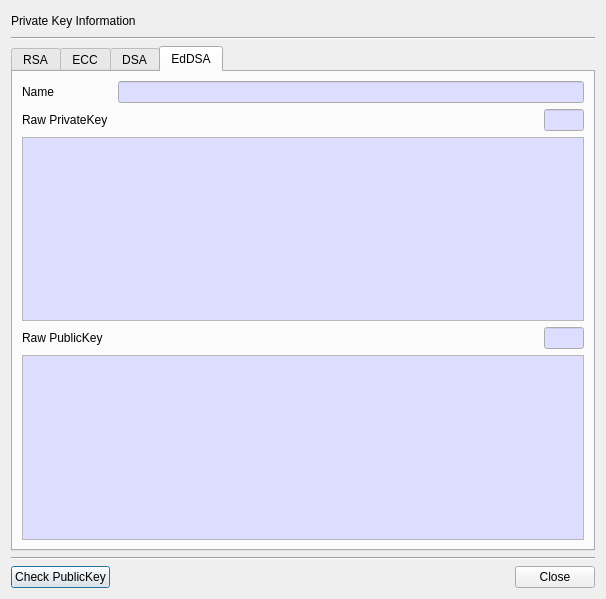
Qt form CryptokiMan/pri_key_info_dlg.ui (jykim74/CryptokiMan) before a commit.
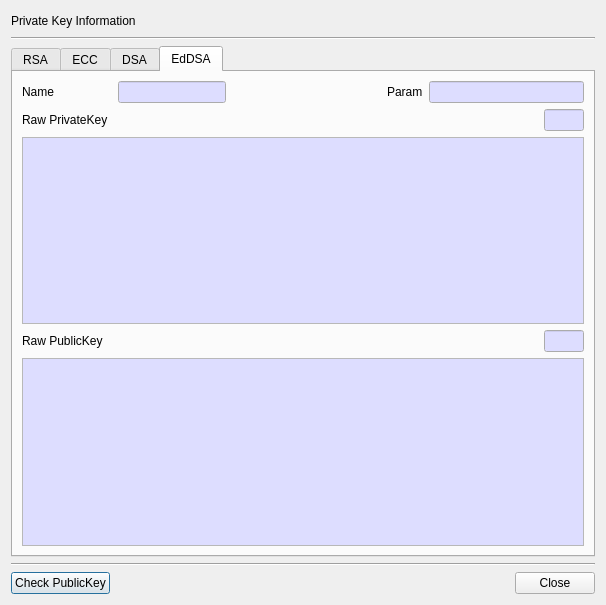
The same form after that commit. The open tabs and pages were chosen to show the change.

Commit message: 개인키 정보 EDDSA 수정

```diff
--- a/CryptokiMan/pri_key_info_dlg.ui
+++ b/CryptokiMan/pri_key_info_dlg.ui
@@ -7,7 +7,7 @@
     <x>0</x>
     <y>0</y>
     <width>606</width>
-    <height>599</height>
+    <height>605</height>
    </rect>
   </property>
   <property name="windowTitle">
@@ -2081,22 +2081,10 @@
       <layout class="QVBoxLayout" name="verticalLayout_5">
        <item>
         <layout class="QGridLayout" name="gridLayout_5">
-         <item row="0" column="0">
-          <widget class="QLabel" name="label_19">
-           <property name="minimumSize">
-            <size>
-             <width>90</width>
-             <height>0</height>
-            </size>
-           </property>
-           <property name="maximumSize">
-            <size>
-             <width>90</width>
-             <height>16777215</height>
-            </size>
-           </property>
+         <item row="0" column="4">
+          <widget class="QLabel" name="label">
            <property name="text">
-            <string>Name</string>
+            <string>Param</string>
            </property>
           </widget>
          </item>
@@ -2144,6 +2132,72 @@
            </property>
           </widget>
          </item>
+         <item row="0" column="0">
+          <widget class="QLabel" name="label_19">
+           <property name="minimumSize">
+            <size>
+             <width>90</width>
+             <height>0</height>
+            </size>
+           </property>
+           <property name="maximumSize">
+            <size>
+             <width>90</width>
+             <height>16777215</height>
+            </size>
+           </property>
+           <property name="text">
+            <string>Name</string>
+           </property>
+          </widget>
+         </item>
+         <item row="0" column="5">
+          <widget class="QLineEdit" name="mEdDSA_ParamText">
+           <property name="palette">
+            <palette>
+             <active>
+              <colorrole role="Base">
+               <brush brushstyle="SolidPattern">
+                <color alpha="255">
+                 <red>221</red>
+                 <green>221</green>
+                 <blue>255</blue>
+                </color>
+               </brush>
+              </colorrole>
+             </active>
+             <inactive>
+              <colorrole role="Base">
+               <brush brushstyle="SolidPattern">
+                <color alpha="255">
+                 <red>221</red>
+                 <green>221</green>
+                 <blue>255</blue>
+                </color>
+               </brush>
+              </colorrole>
+             </inactive>
+             <disabled/>
+            </palette>
+           </property>
+           <property name="readOnly">
+            <bool>true</bool>
+           </property>
+          </widget>
+         </item>
+         <item row="0" column="3">
+          <spacer name="horizontalSpacer_13">
+           <property name="orientation">
+            <enum>Qt::Horizontal</enum>
+           </property>
+           <property name="sizeHint" stdset="0">
+            <size>
+             <width>40</width>
+             <height>20</height>
+            </size>
+           </property>
+          </spacer>
+         </item>
         </layout>
        </item>
        <item>
```
Left out of the diff: 2 changed lines with no effect on the pictures. The commit also changes 1 other file.
